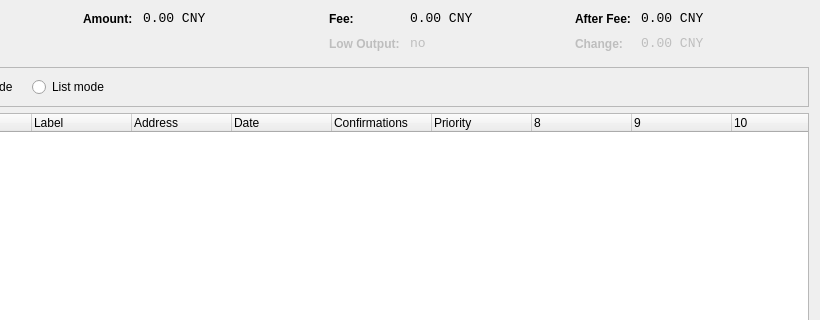
The window that src/qt/forms/coincontroldialog.ui (biz2013/AXFunds) describes before a commit, drawn with Qt 5; both pictures show x 180 to 1000 and y 0 to 320 of the 1000 by 500 pixel window.
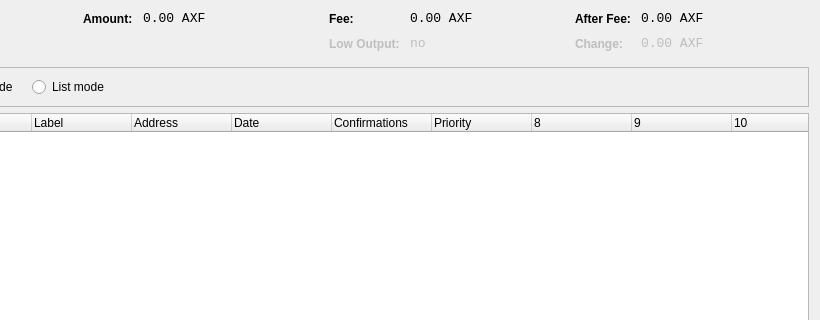
The same window after the commit. Custom widgets are drawn as their Qt base class.

Diff of the .ui file:
```diff
--- a/src/qt/forms/coincontroldialog.ui
+++ b/src/qt/forms/coincontroldialog.ui
@@ -141,7 +141,7 @@
           <enum>Qt::ActionsContextMenu</enum>
          </property>
          <property name="text">
-          <string notr="true">0.00 CNY</string>
+          <string notr="true">0.00 AXF</string>
          </property>
          <property name="textInteractionFlags">
           <set>Qt::LinksAccessibleByMouse|Qt::TextSelectableByKeyboard|Qt::TextSelectableByMouse</set>
@@ -189,7 +189,7 @@
           <enum>Qt::ActionsContextMenu</enum>
          </property>
          <property name="text">
-          <string notr="true">0.00 CNY</string>
+          <string notr="true">0.00 AXF</string>
          </property>
          <property name="textInteractionFlags">
           <set>Qt::LinksAccessibleByMouse|Qt::TextSelectableByKeyboard|Qt::TextSelectableByMouse</set>
@@ -275,7 +275,7 @@
           <enum>Qt::ActionsContextMenu</enum>
          </property>
          <property name="text">
-          <string notr="true">0.00 CNY</string>
+          <string notr="true">0.00 AXF</string>
          </property>
          <property name="textInteractionFlags">
           <set>Qt::LinksAccessibleByMouse|Qt::TextSelectableByKeyboard|Qt::TextSelectableByMouse</set>
@@ -313,7 +313,7 @@
           <enum>Qt::ActionsContextMenu</enum>
          </property>
          <property name="text">
-          <string notr="true">0.00 CNY</string>
+          <string notr="true">0.00 AXF</string>
          </property>
          <property name="textInteractionFlags">
           <set>Qt::LinksAccessibleByMouse|Qt::TextSelectableByKeyboard|Qt::TextSelectableByMouse</set>
```
